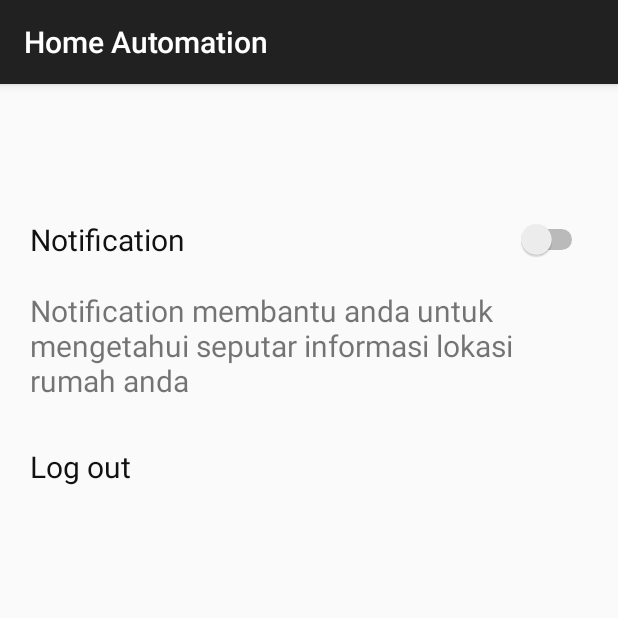
After one commit to ivenacindy/HomeAutomation, an Android app: the NotifActivity screen opened directly, with no data from a screen before it, on a phone screen of 412 x 824 dp, the top half of it. The commit adds this screen. Run offline under Robolectric (Android 15) with nearby library versions, the phone set to English and light mode, and no system bars.

Commit message:
Menu Settings, Logout, Notif

```diff
--- /dev/null
+++ b/app/src/main/java/com/example/homeautomation/NotifActivity.java
@@ -0,0 +1,34 @@
+package com.example.homeautomation;
+
+import android.content.Intent;
+import android.support.v7.app.AppCompatActivity;
+import android.os.Bundle;
+import android.view.View;
+import android.widget.CompoundButton;
+import android.widget.Switch;
+import android.widget.Toast;
+
+public class NotifActivity extends AppCompatActivity {
+    Switch switch1;
+    @Override
+    protected void onCreate(Bundle savedInstanceState) {
+        super.onCreate(savedInstanceState);
+        setContentView(R.layout.activity_notif);
+
+        switch1 = (Switch) findViewById(R.id.switch1);
+        switch1.setOnCheckedChangeListener(new CompoundButton.OnCheckedChangeListener() {
+            @Override
+            public void onCheckedChanged(CompoundButton buttonView, boolean isChecked) {
+                if(isChecked){
+                    Toast.makeText(getApplicationContext(), "On", Toast.LENGTH_SHORT).show();
+                }else{
+                    Toast.makeText(getApplicationContext(), "Off", Toast.LENGTH_SHORT).show();
+                }
+            }
+        });
+    }
+    public void Logout (View view){
+        Intent intent = new Intent(NotifActivity.this, LoginActivity.class);
+        startActivity(intent);
+    }
+}
--- a/app/src/main/res/drawable/splash_logo.xml
+++ b/app/src/main/res/drawable/splash_logo.xml
@@ -1,7 +1,7 @@
 <?xml version="1.0" encoding="utf-8"?>
 <layer-list xmlns:android="http://schemas.android.com/apk/res/android">
 
-    <item android:drawable="@color/primary"/>
+    <item android:drawable="@color/white"/>
 
     <item android:gravity="center" android:width="100dp" android:height="100dp">
         <bitmap
--- a/app/src/main/res/layout/activity_login.xml
+++ b/app/src/main/res/layout/activity_login.xml
@@ -51,7 +51,7 @@
             android:layout_marginTop="24dp"
             android:layout_marginBottom="24dp"
             android:padding="12dp"
-            android:text="Login"/>
+            android:text="Sign in" />
 
     </LinearLayout>
 </ScrollView>
--- /dev/null
+++ b/app/src/main/res/layout/activity_notif.xml
@@ -0,0 +1,41 @@
+<?xml version="1.0" encoding="utf-8"?>
+<RelativeLayout xmlns:android="http://schemas.android.com/apk/res/android"
+    xmlns:app="http://schemas.android.com/apk/res-auto"
+    xmlns:tools="http://schemas.android.com/tools"
+    android:layout_width="match_parent"
+    android:layout_height="match_parent"
+    tools:context=".NotifActivity"
+    android:padding="20dp">
+
+
+    <Switch
+        android:id="@+id/switch1"
+        android:layout_width="match_parent"
+        android:layout_height="wrap_content"
+        android:text="Notification"
+        android:textSize="20dp"
+        android:textColor="#111111"
+        android:layout_marginTop="70dp"
+        />
+
+    <TextView
+        android:id="@+id/paragraf"
+        android:layout_width="match_parent"
+        android:layout_height="wrap_content"
+        android:textSize="20dp"
+        android:layout_marginTop="20dp"
+        android:layout_below="@+id/switch1"
+        android:text="Notification membantu anda untuk mengetahui seputar informasi lokasi rumah anda"
+        />
+    <TextView
+        android:layout_width="wrap_content"
+        android:layout_height="wrap_content"
+        android:text="Log out"
+        android:textColor="#111111"
+        android:textSize="20dp"
+        android:gravity="bottom"
+        android:layout_marginTop="30dp"
+        android:layout_below="@+id/paragraf"
+        android:onClick="@+id/Logout"/>
+
+</RelativeLayout>
```
Also changed, not shown: app/src/main/AndroidManifest.xml (+8 -5 lines), app/src/main/java/com/example/homeautomation/GantiPassActivity.java (added, +13 -0 lines), app/src/main/java/com/example/homeautomation/MainActivity.java (+26 -0 lines), app/src/main/res/drawable/ic_settings.xml (added, +9 -0 lines), app/src/main/res/layout/activity_gantipass.xml (added, +93 -0 lines), app/src/main/res/layout/activity_main.xml (+11 -2 lines), app/src/main/res/layout/rv_room.xml (+21 -27 lines), app/src/main/res/menu/menu_settings.xml (added, +11 -0 lines), app/src/main/res/drawable/key.png (added), app/src/main/res/drawable/logo.png, app/src/main/res/drawable/logout.png (added), app/src/main/res/drawable/welcome.png (added).
